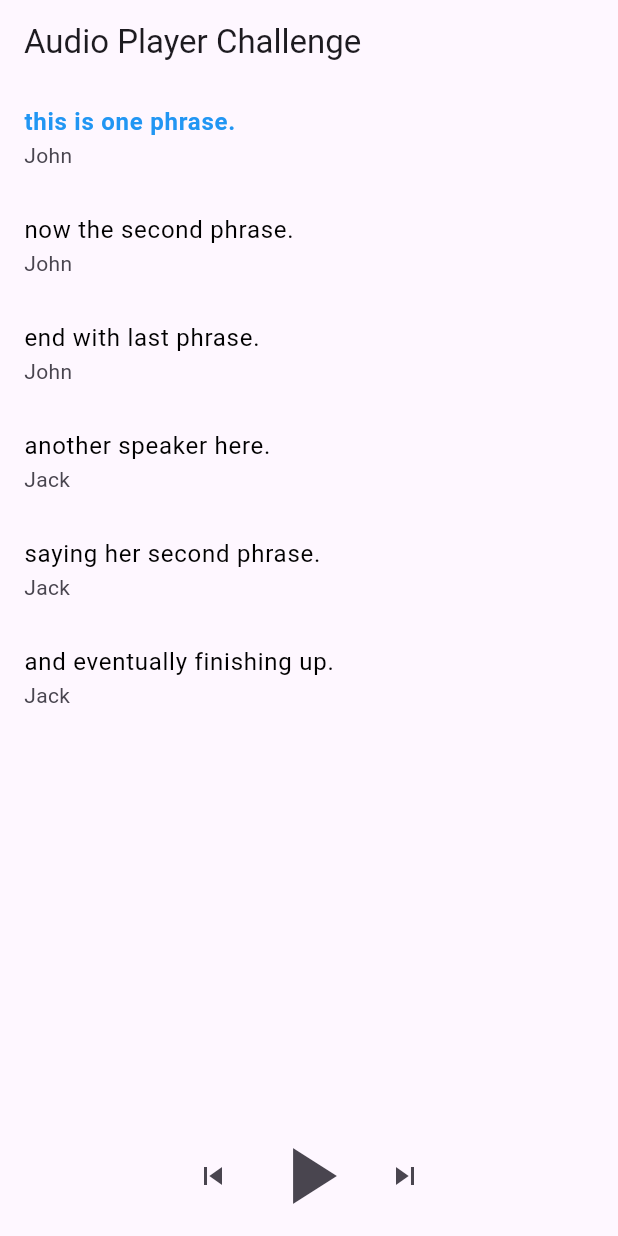
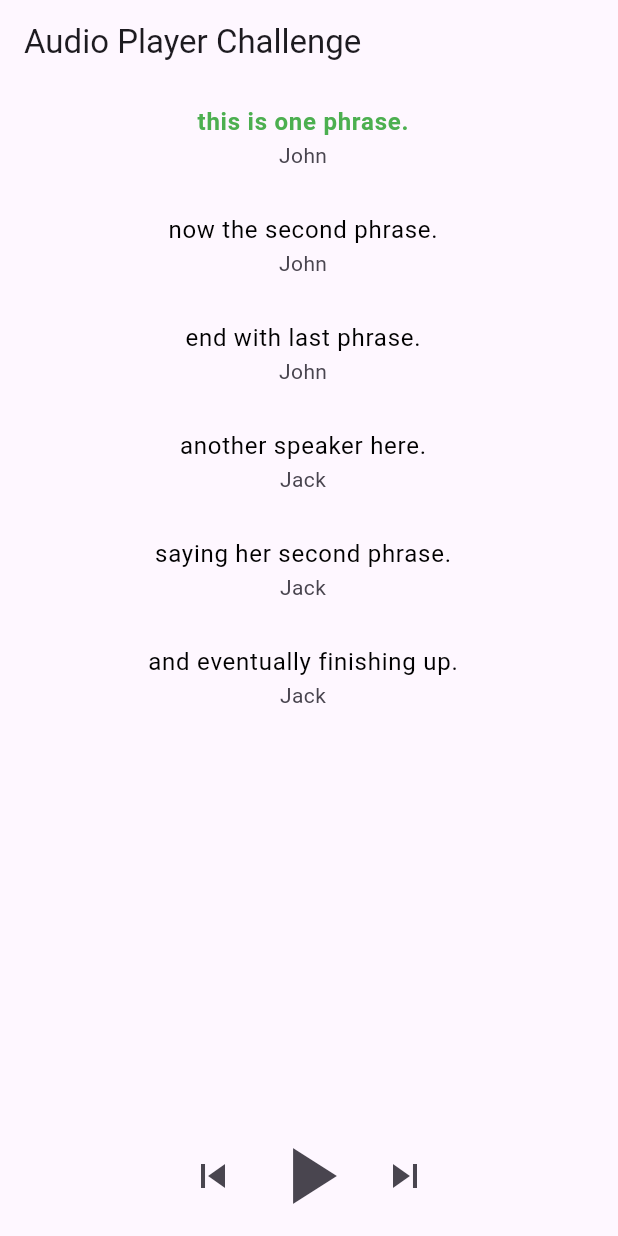
Before and after one commit to MaksGinger/audio_challenge, a Flutter app: the screen it shows after launch, on a phone screen of 412 x 824 dp. Run offline on Flutter 3.47's test engine with Material 3 defaults, Android fonts, the light colour scheme and no system bars; our stand-ins replace bloc, flutter_bloc, just_audio.

Commit message:
fix display

```diff
--- a/lib/src/feature/audio_player/widget/control_buttons.dart
+++ b/lib/src/feature/audio_player/widget/control_buttons.dart
@@ -14,13 +14,14 @@ class ControlButtons extends StatelessWidget {
       children: [
         IconButton(
           icon: const Icon(Icons.skip_previous),
+          iconSize: 32,
           onPressed: () => context
               .read<AudioPlayerBloc>()
               .add(const AudioPlayerEvent.rewindAudio()),
         ),
         IconButton(
           icon: Icon(isPlaying ? Icons.pause : Icons.play_arrow),
-          iconSize: 64.0,
+          iconSize: 64,
           onPressed: () => context.read<AudioPlayerBloc>().add(
                 isPlaying
                     ? const AudioPlayerEvent.pauseAudio()
@@ -28,6 +29,7 @@ class ControlButtons extends StatelessWidget {
               ),
         ),
         IconButton(
+          iconSize: 32,
           icon: const Icon(Icons.skip_next),
           onPressed: () => context
               .read<AudioPlayerBloc>()
--- a/lib/src/feature/audio_player/widget/transcript_display.dart
+++ b/lib/src/feature/audio_player/widget/transcript_display.dart
@@ -27,17 +27,21 @@ class TranscriptDisplay extends StatelessWidget {
               phrase == interleavedPhrases[currentPhraseIndex];
 
           return ListTile(
-            title: Text(
+            title: Center(
+              child: Text(
                 phrase.words,
                 style: TextStyle(
                   fontWeight:
                       isCurrentPhrase ? FontWeight.bold : FontWeight.normal,
-                color: isCurrentPhrase ? Colors.blue : Colors.black,
+                  color: isCurrentPhrase ? Colors.green : Colors.black,
                 ),
               ),
-            subtitle: Text(transcript.speakers
+            ),
+            subtitle: Center(
+              child: Text(transcript.speakers
                   .firstWhere((s) => s.phrases.contains(phrase))
                   .name),
+            ),
           );
         },
       ),
```
Lines whose indentation alone changed are shown as unchanged.
